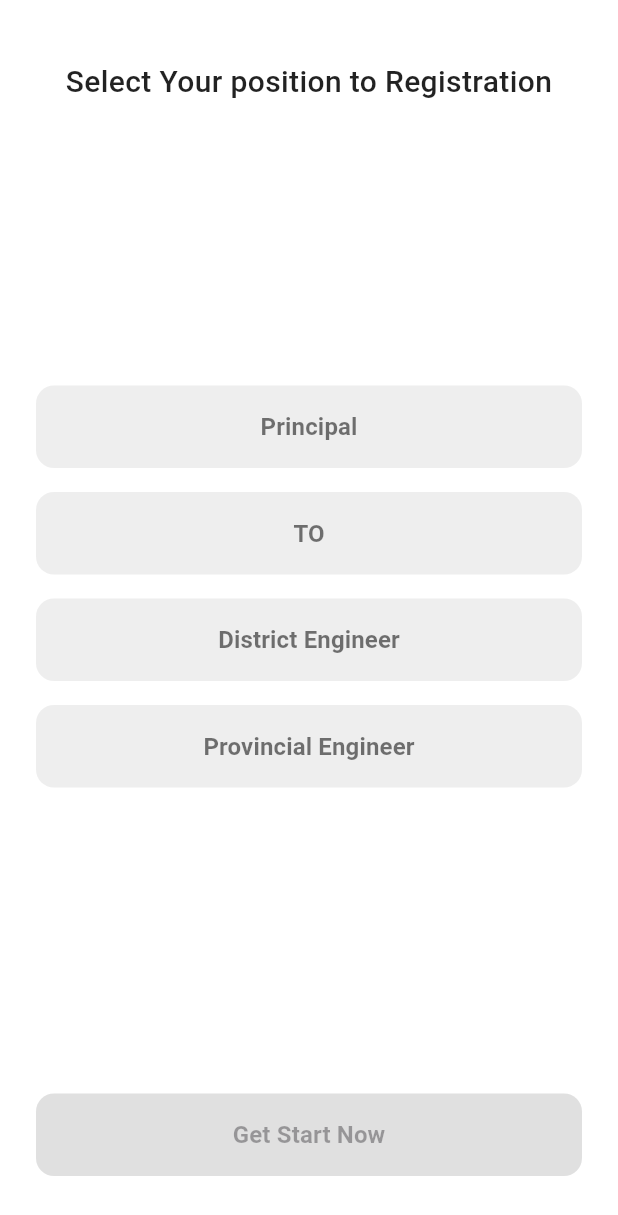
After one commit to Vihanga-manodhya/buildCare-app, a Flutter app: the screen it shows after launch, after a tap on an icon or button, on a phone screen of 412 x 824 dp. The commit adds this screen. Shown: the top 1215 px of the screen. Run offline on Flutter 3.47's test engine with Material 3 defaults, Android fonts, the phone set to English and light mode, and no system bars.

Commit message:
updated
login, signup selection

```diff
--- a/lib/main.dart
+++ b/lib/main.dart
@@ -1,4 +1,6 @@
 import 'package:flutter/material.dart';
+// 1. IMPORT YOUR NEW SCREEN
+import 'screens/position_registration_screen.dart';
 
 void main() {
   runApp(const MyApp());
@@ -154,7 +156,7 @@ class _LoginScreenState extends State<LoginScreen> {
                   },
                   child: RichText(
                     text: const TextSpan(
-                      text: "Don't have account ? ",
+                      text: "Don't have an account? ",
                       style: TextStyle(
                         color: Colors.black54,
                         fontSize: 14,
@@ -192,14 +194,11 @@ class _LoginScreenState extends State<LoginScreen> {
   }
 
   void _navigateToSignUp() {
-    // Add navigation to sign up screen
-    print('Navigate to sign up screen');
-
-    // Example navigation:
-    // Navigator.push(
-    //   context,
-    //   MaterialPageRoute(builder: (context) => SignUpScreen()),
-    // );
+    // 2. UPDATE THE NAVIGATION METHOD
+    Navigator.push(
+      context,
+      MaterialPageRoute(builder: (context) => const PositionRegistrationScreen()),
+    );
   }
 
   @override
--- /dev/null
+++ b/lib/screens/position_registration_screen.dart
@@ -0,0 +1,118 @@
+import 'package:flutter/material.dart';
+
+class PositionRegistrationScreen extends StatefulWidget {
+  const PositionRegistrationScreen({super.key});
+
+  @override
+  State<PositionRegistrationScreen> createState() =>
+      _PositionRegistrationScreenState();
+}
+
+class _PositionRegistrationScreenState
+    extends State<PositionRegistrationScreen> {
+  String? _selectedPosition;
+  final List<String> _positions = [
+    'Principal',
+    'TO',
+    'District Engineer',
+    'Provincial Engineer',
+  ];
+
+  @override
+  Widget build(BuildContext context) {
+    return Scaffold(
+      backgroundColor: Colors.white,
+      body: SafeArea(
+        child: Padding(
+          padding: const EdgeInsets.symmetric(horizontal: 24.0, vertical: 40.0),
+          child: Column(
+            mainAxisAlignment: MainAxisAlignment.center,
+            children: [
+              // Title
+              const Text(
+                'Select Your position to Registration',
+                textAlign: TextAlign.center,
+                style: TextStyle(
+                  fontSize: 20,
+                  fontWeight: FontWeight.w500,
+                  color: Colors.black87,
+                ),
+              ),
+
+              const Spacer(),
+
+              // Position selection buttons
+              ..._positions.map((position) {
+                final isSelected = _selectedPosition == position;
+                return Padding(
+                  padding: const EdgeInsets.only(bottom: 16.0),
+                  child: SizedBox(
+                    width: double.infinity,
+                    child: ElevatedButton(
+                      onPressed: () {
+                        setState(() {
+                          _selectedPosition = position;
+                        });
+                      },
+                      style: ElevatedButton.styleFrom(
+                        backgroundColor: isSelected
+                            ? Colors.blue.shade100
+                            : Colors.grey.shade200,
+                        foregroundColor:
+                            isSelected ? Colors.blue.shade800 : Colors.black54,
+                        elevation: 0,
+                        padding: const EdgeInsets.symmetric(vertical: 16),
+                        shape: RoundedRectangleBorder(
+                          borderRadius: BorderRadius.circular(12),
+                          side: BorderSide(
+                            color: isSelected
+                                ? Colors.blue.shade300
+                                : Colors.transparent,
+                            width: 1.5,
+                          ),
+                        ),
+                      ),
+                      child: Text(
+                        position,
+                        style: const TextStyle(
+                            fontSize: 16, fontWeight: FontWeight.w600),
+                      ),
+                    ),
+                  ),
+                );
+              }).toList(),
+
+              const Spacer(),
+
+              // Get Started button
+              SizedBox(
+                width: double.infinity,
+                child: ElevatedButton(
+                  onPressed: _selectedPosition != null
+                      ? () {
+                          // Handle registration completion
+                          print('Selected position: $_selectedPosition');
+                        }
+                      : null, // Button is disabled if no position is selected
+                  style: ElevatedButton.styleFrom(
+                    backgroundColor: const Color(0xFF38B6FF),
+                    foregroundColor: Colors.white,
+                    disabledBackgroundColor: Colors.grey.shade300,
+                    padding: const EdgeInsets.symmetric(vertical: 16),
+                    shape: RoundedRectangleBorder(
+                      borderRadius: BorderRadius.circular(12),
+                    ),
+                  ),
+                  child: const Text(
+                    'Get Start Now',
+                    style: TextStyle(fontSize: 16, fontWeight: FontWeight.bold),
+                  ),
+                ),
+              ),
+            ],
+          ),
+        ),
+      ),
+    );
+  }
+}
```
Also changed, not shown: lib/To/signup.dart (added).
